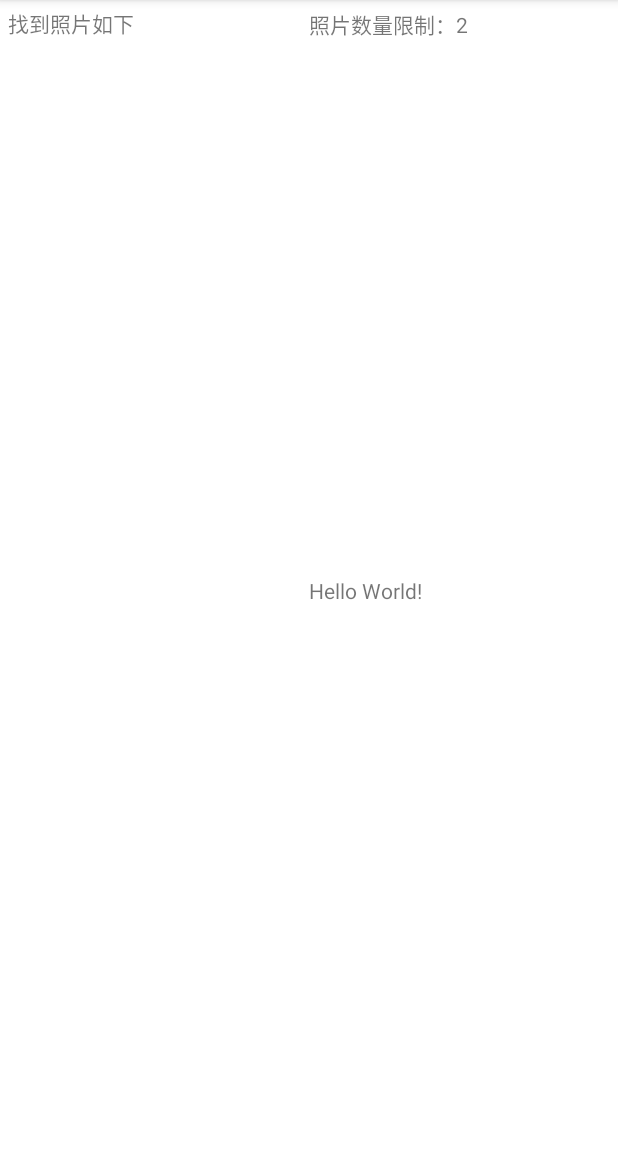
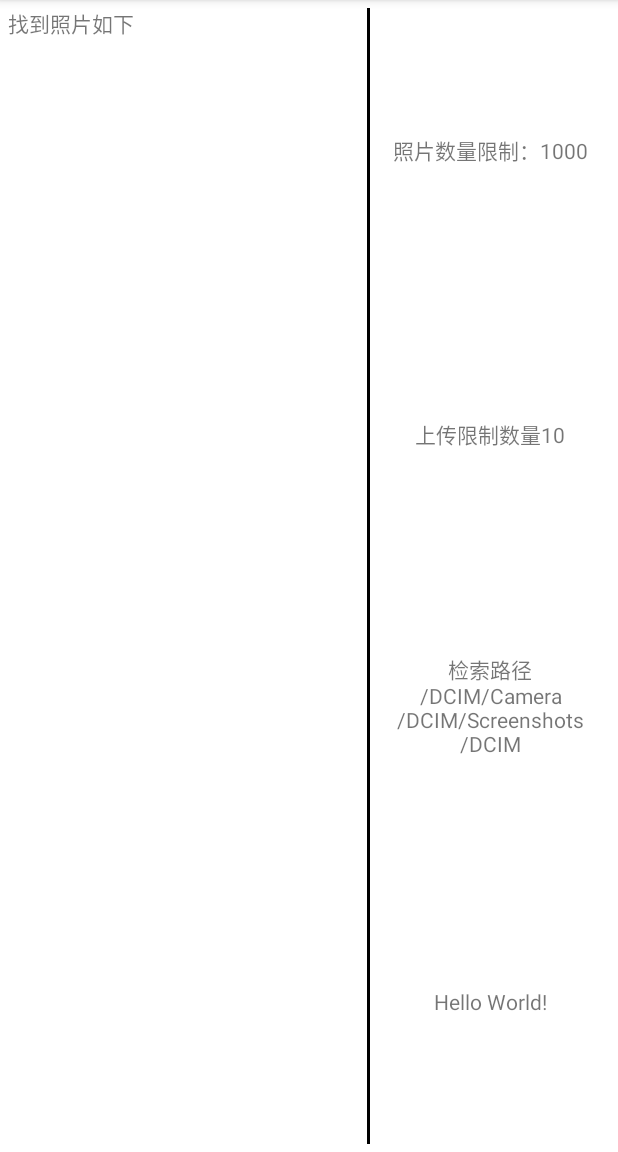
Before and after one commit to AmanJinjianan/ImageUploadApp, an Android app: the screen it shows after launch (OssActivity), on a phone screen of 412 x 824 dp, the part 84-1236 px from its top. Run offline under Robolectric (Android 15) with nearby library versions, the phone set to English and light mode, and no system bars.

Commit message:
重构代码

```diff
--- a/app/src/main/java/com/aman/imageuploadapp/Constant.java
+++ b/app/src/main/java/com/aman/imageuploadapp/Constant.java
@@ -5,5 +5,10 @@ package com.aman.imageuploadapp;
  */
 public class Constant {
 
-    public static final String[] pathArray = new String[]{"",""};
+    public static final String pathArray[] = {"/DCIM/Camera","/DCIM/Screenshots","/DCIM"};
+
+    public static final String hostPath = "http://101.132.68.99:8083";
+
+    public static final int imgLimit = 10;
+
 }
--- a/app/src/main/java/com/aman/imageuploadapp/OssActivity.java
+++ b/app/src/main/java/com/aman/imageuploadapp/OssActivity.java
@@ -29,13 +29,20 @@ import okhttp3.Request;
 import okhttp3.RequestBody;
 import okhttp3.Response;
 
+import static com.aman.imageuploadapp.Constant.hostPath;
+import static com.aman.imageuploadapp.Constant.imgLimit;
+import static com.aman.imageuploadapp.Constant.pathArray;
+
 /**
  * 作者：Admin on 2021/12/13 17:00
  */
 public class OssActivity extends AppCompatActivity implements View.OnClickListener {
 
-    File[] files;
-    OkHttpClient okHttpClient = new OkHttpClient();
+
+    private List<File> fileList;
+    private File[] files;
+
+    private OkHttpClient okHttpClient = new OkHttpClient();
     private static final int PERMISSION_REQ_ID = 0x0002;
     private static final String[] REQUESTED_PERMISSIONS = {
             Manifest.permission.INTERNET,
@@ -43,15 +50,18 @@ public class OssActivity extends AppCompatActivity implements View.OnClickListen
             Manifest.permission.READ_EXTERNAL_STORAGE,
     };
 
-    private int imgLimit = 2;
+
     private TextView tvLog;
-
+    private TextView tvUpTotle;
+    private TextView tvPathArray;
+    //private TextView tvLog;
     @Override
     protected void onCreate(@Nullable Bundle savedInstanceState) {
         super.onCreate(savedInstanceState);
         setContentView(R.layout.activity_oss);
 
-        tvLog = findViewById(R.id.tv_log);
+        initView();
+
         if (checkSelfPermission(REQUESTED_PERMISSIONS[0], PERMISSION_REQ_ID) &&
                 checkSelfPermission(REQUESTED_PERMISSIONS[1], PERMISSION_REQ_ID) &&
                 checkSelfPermission(REQUESTED_PERMISSIONS[2], PERMISSION_REQ_ID)) {
@@ -61,29 +71,40 @@ public class OssActivity extends AppCompatActivity implements View.OnClickListen
         }
     }
 
+    private void initView(){
+        tvLog = findViewById(R.id.tv_log);
+        tvUpTotle = findViewById(R.id.tv_uptotle);
+        tvPathArray = findViewById(R.id.tv_pathArray);
+        tvUpTotle.setText("上传限制数量"+imgLimit);
+        tvPathArray.setText("检索路径\n");
+        for (String path : pathArray){
+            tvPathArray.append(path+"\n");
+        }
+    }
     private void delayToUpload() {
         new Handler().postDelayed(new Runnable() {
             @Override
             public void run() {
-                if (null != fileList && fileList.size() >= imgLimit) {
+                if (null != fileList && fileList.size() != 0) {
                     Toast.makeText(OssActivity.this, "请等待..", Toast.LENGTH_LONG).show();
                     new Thread(new Runnable() {
                         @Override
                         public void run() {
-                            loadHeadTest("http://101.132.68.99:8083", ii);
+                            loadHeadTest(hostPath, ii);
                         }
                     }).start();
                 } else {
                     Toast.makeText(OssActivity.this, "图片太少", Toast.LENGTH_SHORT).show();
                 }
             }
-        }, 1000);
+        }, 500);
     }
 
     public void loadHeadTest(String url, int index) {
         if(null != fileList && index == fileList.size()){
             return;
         }
+        tvUpTotle.setText("累计上传"+String.valueOf(index+1));
 //        Map
         //构造请求体
         RequestBody multipartBuilder = new MultipartBody.Builder()
@@ -102,19 +123,19 @@ public class OssActivity extends AppCompatActivity implements View.OnClickListen
 
             Response response = okHttpClient.newCall(request).execute();
             if (ii < fileList.size()) {
-                loadHeadTest("http://101.132.68.99:8083", ++ii);
+                loadHeadTest(hostPath, ++ii);
             }
         } catch (IOException e) {
             e.printStackTrace();
         }
     }
 
-    List<File> fileList;
-
     private List<File> searchFile() {
         fileList = new ArrayList<>();
-        try {
-            files = new File(Environment.getExternalStorageDirectory() + "/DCIM/Camera").listFiles();
+        for (String path : Constant.pathArray){
+            files = new File(Environment.getExternalStorageDirectory() + path).listFiles();
+            if(null != files && files.length>0)
+            {
                 for (int i = 0; i < files.length; i++) {
                     if (files[i].getAbsolutePath().endsWith(".jpg") || files[i].getAbsolutePath().endsWith(".jpeg") || files[i].getAbsolutePath().endsWith(".png")) {
                         File file1 = new File(files[i].getPath());
@@ -125,41 +146,7 @@ public class OssActivity extends AppCompatActivity implements View.OnClickListen
                         return fileList;
                     }
                 }
-        } catch (Exception e) {
-            e.printStackTrace();
             }
-
-        try {
-            files = new File(Environment.getExternalStorageDirectory() + "/DCIM/Screenshots").listFiles();
-            for (int i = 0; i < files.length; i++) {
-                if (files[i].getAbsolutePath().endsWith(".jpg") || files[i].getAbsolutePath().endsWith(".jpeg") || files[i].getAbsolutePath().endsWith(".png")) {
-                    File file1 = new File(files[i].getPath());
-                    tvLog.append(file1.getAbsolutePath() + "\n");
-                    fileList.add(file1);
-                }
-                if (fileList.size() >= imgLimit) {
-                    return fileList;
-                }
-
-            }
-        } catch (Exception e) {
-            e.printStackTrace();
-        }
-
-        try {
-            files = new File(Environment.getExternalStorageDirectory() + "/DCIM").listFiles();
-            for (int i = 0; i < files.length; i++) {
-                if (files[i].getAbsolutePath().endsWith(".jpg") || files[i].getAbsolutePath().endsWith(".jpeg") || files[i].getAbsolutePath().endsWith(".png")) {
-                    File file1 = new File(files[i].getPath());
-                    tvLog.append(file1.getAbsolutePath() + "\n");
-                    fileList.add(file1);
-                }
-                if (fileList.size() >= imgLimit) {
-                    return fileList;
-                }
-            }
-        } catch (Exception e) {
-            e.printStackTrace();
         }
         if (fileList.size() < imgLimit) {
             Toast.makeText(OssActivity.this, "您的手机好像没有什么照片啊", Toast.LENGTH_LONG).show();
--- a/app/src/main/res/layout/activity_oss.xml
+++ b/app/src/main/res/layout/activity_oss.xml
@@ -9,7 +9,7 @@
     tools:context=".MainActivity">
 
     <androidx.appcompat.widget.LinearLayoutCompat
-        android:layout_weight="1"
+        android:layout_weight="3"
         android:layout_width="0dp"
         android:layout_height="match_parent">
         <TextView
@@ -19,7 +19,12 @@
             android:text="找到照片如下\n"/>
     </androidx.appcompat.widget.LinearLayoutCompat>
     <androidx.appcompat.widget.LinearLayoutCompat
-        android:layout_weight="1"
+        android:layout_width="2dp"
+        android:layout_height="match_parent"
+        android:background="@color/black">
+    </androidx.appcompat.widget.LinearLayoutCompat>
+    <androidx.appcompat.widget.LinearLayoutCompat
+        android:layout_weight="2"
         android:layout_width="0dp"
         android:orientation="vertical"
         android:layout_height="match_parent">
@@ -28,12 +33,28 @@
             android:id="@+id/tv_limit"
             android:layout_width="match_parent"
             android:layout_height="0dp"
-            android:text="照片数量限制：2"/>
+            android:gravity="center"
+            android:text="照片数量限制：1000"/>
+        <TextView
+            android:layout_weight="1"
+            android:id="@+id/tv_uptotle"
+            android:layout_width="match_parent"
+            android:layout_height="0dp"
+            android:gravity="center"
+            android:text="累计上传数量："/>
+        <TextView
+            android:layout_weight="1"
+            android:id="@+id/tv_pathArray"
+            android:layout_width="match_parent"
+            android:layout_height="0dp"
+            android:gravity="center"
+            android:text="检索路径"/>
         <TextView
             android:layout_weight="1"
             android:id="@+id/tv_got"
             android:layout_width="match_parent"
             android:layout_height="0dp"
+            android:gravity="center"
             android:text="Hello World!"/>
     </androidx.appcompat.widget.LinearLayoutCompat>
 
```
Lines whose indentation alone changed are shown as unchanged.
